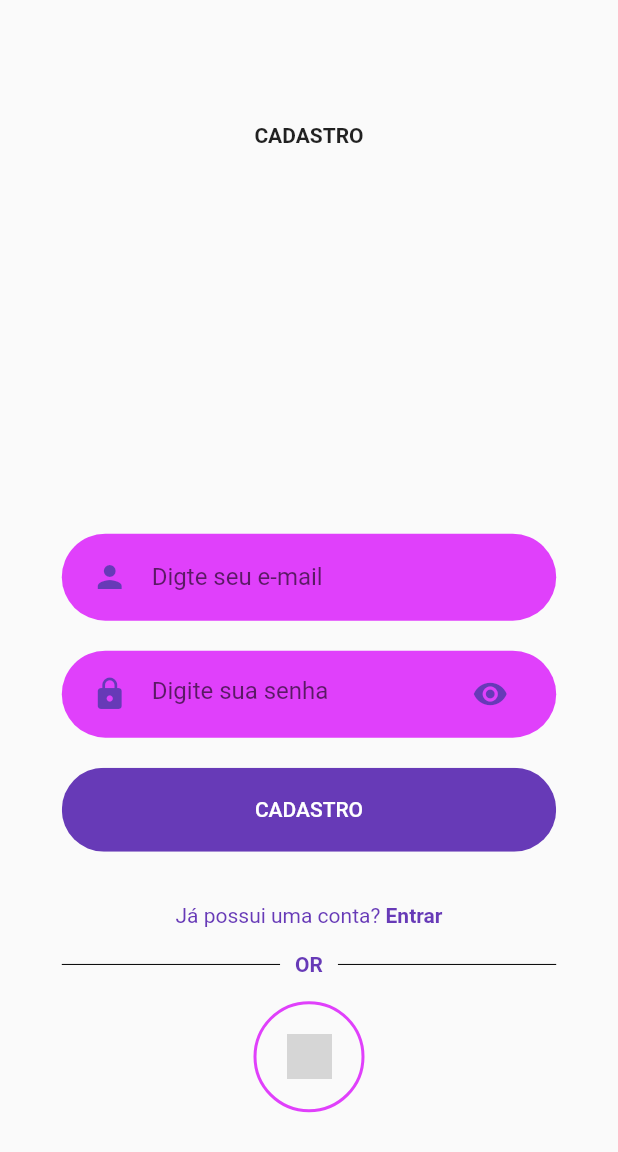
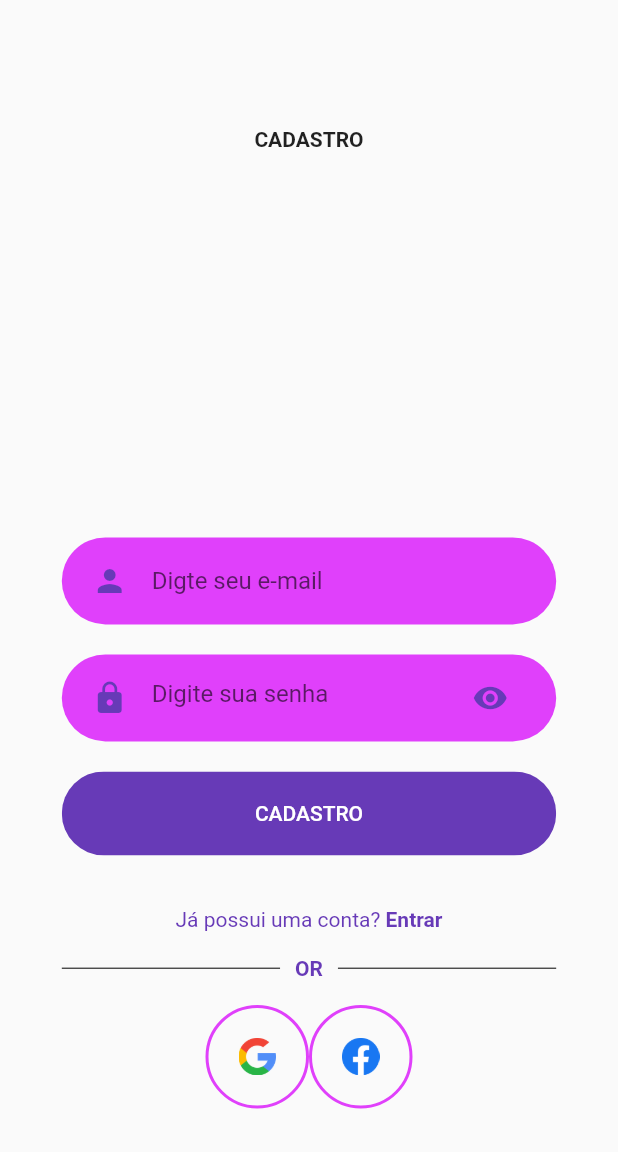
Before and after one commit to roquemgc/flutter_schoodule, a Flutter app: the SignupScreen screen opened directly, on a phone screen of 412 x 824 dp. Shown: the top 1152 px of the screen. Run offline on Flutter 3.47's test engine with Material 2 defaults, Android fonts, the light colour scheme and no system bars; grey boxes are pictures that could not be loaded.

Commit message:
new registers screen buttons

```diff
--- a/lib/Screens/Signup/components/body.dart
+++ b/lib/Screens/Signup/components/body.dart
@@ -68,8 +68,25 @@ class Body extends StatelessWidget {
                   shape: BoxShape.circle,
                 ),
                 child: new Image.asset(
-                  "assets/icons/googleLogo.png",
-                  height: 30,
+                  "assets/icons/google.png",
+                  height: 25,
+                  width: 25,
+                  fit: BoxFit.cover,
+                )
+              ),
+                            Container(
+                padding: EdgeInsets.all(20),
+                decoration: BoxDecoration(
+                  border: Border.all(
+                    width: 2,
+                    color: Colors.purpleAccent
+                  ),
+                  shape: BoxShape.circle,
+                ),
+                child: new Image.asset(
+                  "assets/icons/facebook.png",
+                  height: 25,
+                  width: 25,
                   fit: BoxFit.cover,
                 )
               )
--- a/pubspec.yaml
+++ b/pubspec.yaml
@@ -38,6 +38,9 @@ dev_dependencies:
 
 # The following section is specific to Flutter.
 flutter:
+  assets:
+    - assets/icons/
+    - assets/images/
 
   # The following line ensures that the Material Icons font is
   # included with your application, so that you can use the icons in
```
Also changed, not shown: assets/icons/facebook.png (added), assets/icons/google.png (renamed from assets/icons/googleLogo.png).
